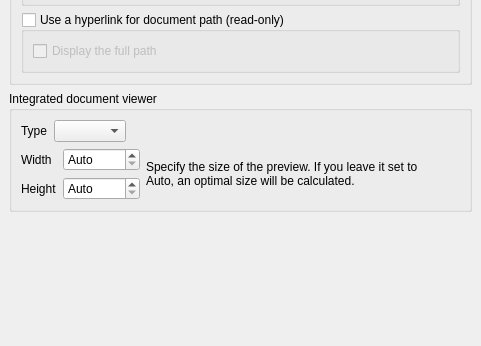
First picture: the form in src/ui/editorwidgets/qgsexternalresourceconfigdlg.ui, repository qgis/QGIS, before the edit; both pictures show x 0 to 481 and y 344 to 690 of the 481 by 690 pixel window.
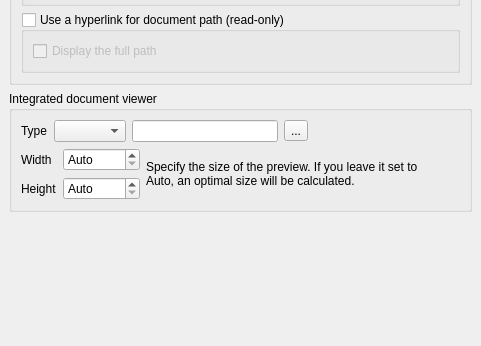
Second picture: the form after the edit. Custom widgets are drawn as their Qt base class.

Commit message: attachment widget: data defined button for document type

What changed in the file:
```diff
--- a/src/ui/editorwidgets/qgsexternalresourceconfigdlg.ui
+++ b/src/ui/editorwidgets/qgsexternalresourceconfigdlg.ui
@@ -45,7 +45,7 @@
       <property name="geometry">
        <rect>
         <x>0</x>
-        <y>-17</y>
+        <y>0</y>
         <width>467</width>
         <height>715</height>
        </rect>
@@ -103,7 +103,10 @@
             <item>
              <widget class="QLineEdit" name="mRootPathExpression">
               <property name="enabled">
-               <bool>false</bool>
+               <bool>true</bool>
+              </property>
+              <property name="readOnly">
+               <bool>true</bool>
               </property>
              </widget>
             </item>
@@ -338,7 +341,7 @@
           <item row="0" column="2">
            <widget class="QComboBox" name="mDocumentViewerContentComboBox"/>
           </item>
-          <item row="0" column="3">
+          <item row="0" column="5">
            <spacer name="horizontalSpacer">
             <property name="orientation">
              <enum>Qt::Horizontal</enum>
@@ -351,7 +354,7 @@
             </property>
            </spacer>
           </item>
-          <item row="1" column="1" colspan="3">
+          <item row="1" column="1" colspan="5">
            <widget class="QWidget" name="mDocumentViewerContentSettingsWidget" native="true">
             <layout class="QGridLayout" name="gridLayout_4">
              <property name="leftMargin">
@@ -435,6 +438,23 @@
             </layout>
            </widget>
           </item>
+          <item row="0" column="4">
+           <widget class="QgsPropertyOverrideButton" name="mDocumentViewerContentPropertyOverrideButton">
+            <property name="text">
+             <string>...</string>
+            </property>
+           </widget>
+          </item>
+          <item row="0" column="3">
+           <widget class="QLineEdit" name="mDocumentViewerContentExpression">
+            <property name="enabled">
+             <bool>true</bool>
+            </property>
+            <property name="readOnly">
+             <bool>true</bool>
+            </property>
+           </widget>
+          </item>
          </layout>
         </widget>
        </item>
```
The commit also changes 15 other files.
